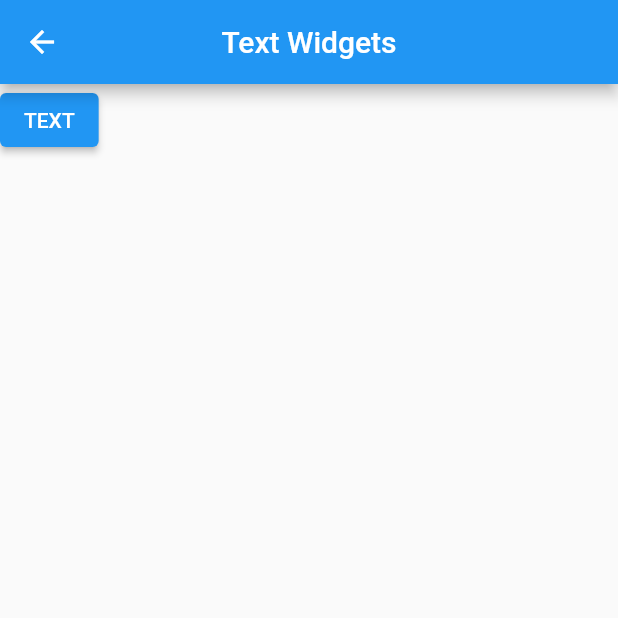
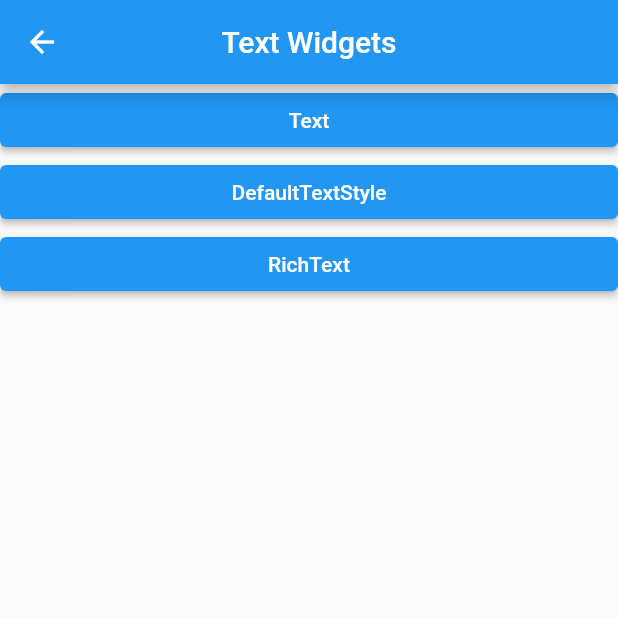
Before and after one commit to gooodwin67/flutter_all_widgets, a Flutter app: the MenuText screen opened directly, on a phone screen of 412 x 824 dp, the top half of it. Run offline on Flutter 3.47's test engine with Material 2 defaults, Android fonts, the light colour scheme and no system bars.

Commit message:
richtext

```diff
--- a/lib/menu/menu_text/menu_text.dart
+++ b/lib/menu/menu_text/menu_text.dart
@@ -1,4 +1,6 @@
 import 'package:flutter/material.dart';
+import 'package:flutter_all_widgets/menu/menu_text/components/widget_default_text/widget_default_text.dart';
+import 'package:flutter_all_widgets/menu/menu_text/components/widget_rich_text/widget_rich_text.dart';
 import 'package:flutter_all_widgets/menu/menu_text/components/widget_text/widget_text.dart';
 
 class MenuText extends StatelessWidget {
@@ -11,21 +13,28 @@ class MenuText extends StatelessWidget {
         centerTitle: true,
         title: Text('Text Widgets'),
       ),
-      body: Column(
-        children: [
-          ElevatedButton(
+      body: ListView.builder(
+        itemCount: widgets.length,
+        itemBuilder: (context, int index) {
+          return ElevatedButton(
             onPressed: () {
               Navigator.push(
                 context,
                 MaterialPageRoute(
-                  builder: ((context) => WidgetText()),
+                  builder: ((context) => widgets[index][0]),
                 ),
               );
             },
-            child: Text('TEXT'),
-          ),
-        ],
+            child: Text(widgets[index][1]),
+          );
+        },
       ),
     );
   }
 }
+
+List widgets = [
+  [const WidgetText(), 'Text'],
+  [const WidgetDefaultTextStyle(), 'DefaultTextStyle'],
+  [const WidgetRichText(), 'RichText']
+];
--- a/pubspec.yaml
+++ b/pubspec.yaml
@@ -60,6 +60,7 @@ flutter:
   # To add assets to your application, add an assets section, like this:
   assets:
     - assets/fonts/
+    - assets/images/
   #   - images/a_dot_burr.jpeg
   #   - images/a_dot_ham.jpeg
 
```
Also changed, not shown: lib/menu/menu_text/components/widget_rich_text/widget_rich_text.dart (+33 -2 lines), assets/images/richtext.jpg (added).
